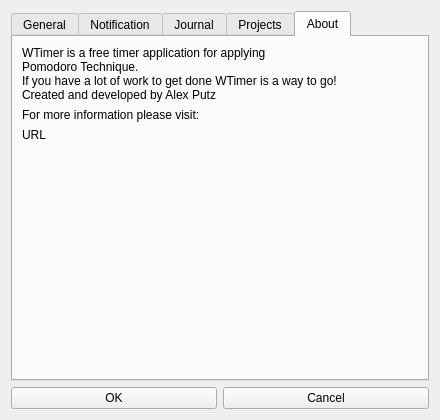
This is src/settingsform.ui in AlexPuts/TyroTimer as Qt 5 draws it before an edit. The edited form follows.
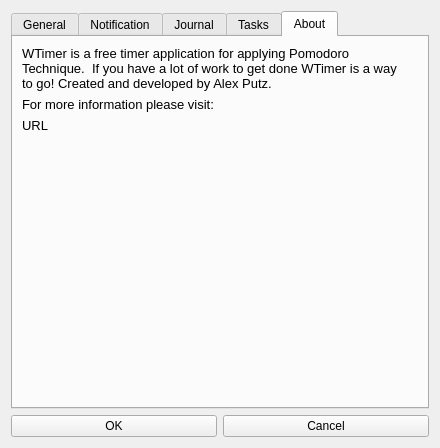
This is the edited form. The open tabs and pages were chosen to show the change. Icons and pictures are not drawn.

```diff
--- a/src/settingsform.ui
+++ b/src/settingsform.ui
@@ -7,7 +7,7 @@
     <x>0</x>
     <y>0</y>
     <width>440</width>
-    <height>420</height>
+    <height>448</height>
    </rect>
   </property>
   <property name="sizePolicy">
@@ -340,7 +340,7 @@
      </widget>
      <widget class="QWidget" name="tab_5">
       <attribute name="title">
-       <string>Projects</string>
+       <string>Tasks</string>
       </attribute>
       <layout class="QVBoxLayout" name="verticalLayout_5">
        <item>
@@ -455,19 +455,23 @@
           <widget class="QLabel" name="label_5">
            <property name="font">
             <font>
-             <pointsize>9</pointsize>
+             <pointsize>10</pointsize>
             </font>
            </property>
            <property name="text">
-            <string>WTimer is a free timer application for applying 
-Pomodoro Technique. 
-If you have a lot of work to get done WTimer is a way to go! 
-Created and developed by Alex Putz</string>
+            <string>WTimer is a free timer application for applying Pomodoro 
+Technique.  If you have a lot of work to get done WTimer is a way 
+to go! Created and developed by Alex Putz.</string>
            </property>
           </widget>
          </item>
          <item>
           <widget class="QLabel" name="label_6">
+           <property name="font">
+            <font>
+             <pointsize>10</pointsize>
+            </font>
+           </property>
            <property name="text">
             <string>For more information please visit:</string>
            </property>
@@ -475,6 +479,11 @@
          </item>
          <item>
           <widget class="QLabel" name="UrlLabel">
+           <property name="font">
+            <font>
+             <pointsize>10</pointsize>
+            </font>
+           </property>
            <property name="text">
             <string>URL</string>
            </property>
```
Left out of the diff: 2 changed lines with no effect on the pictures.
